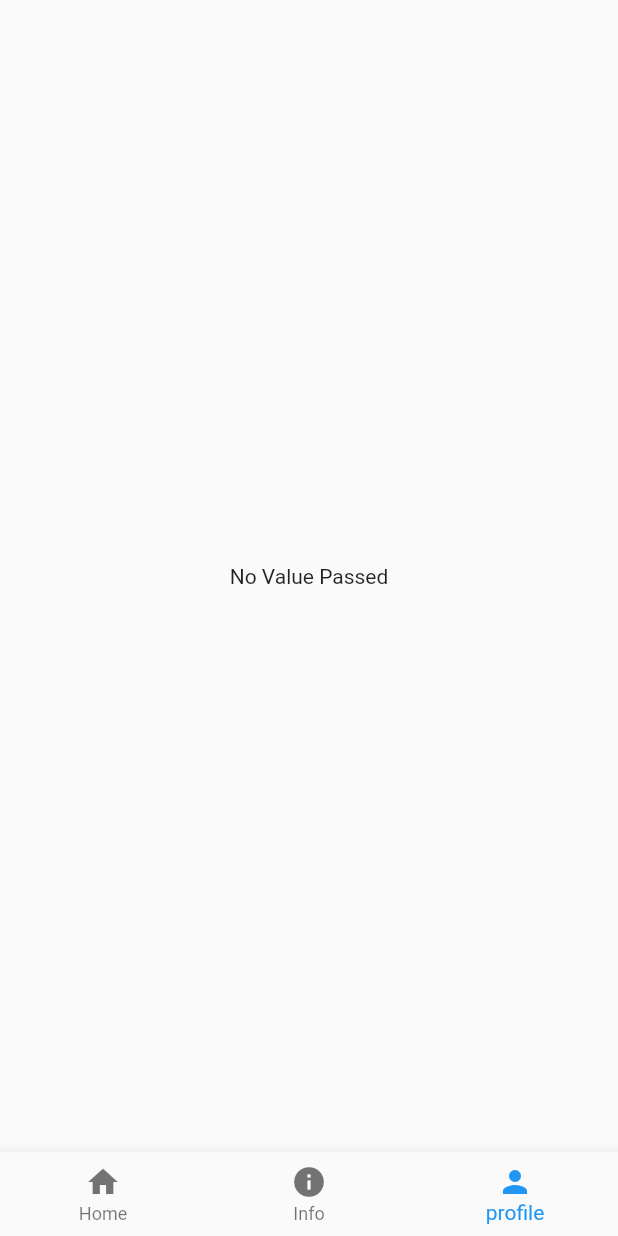
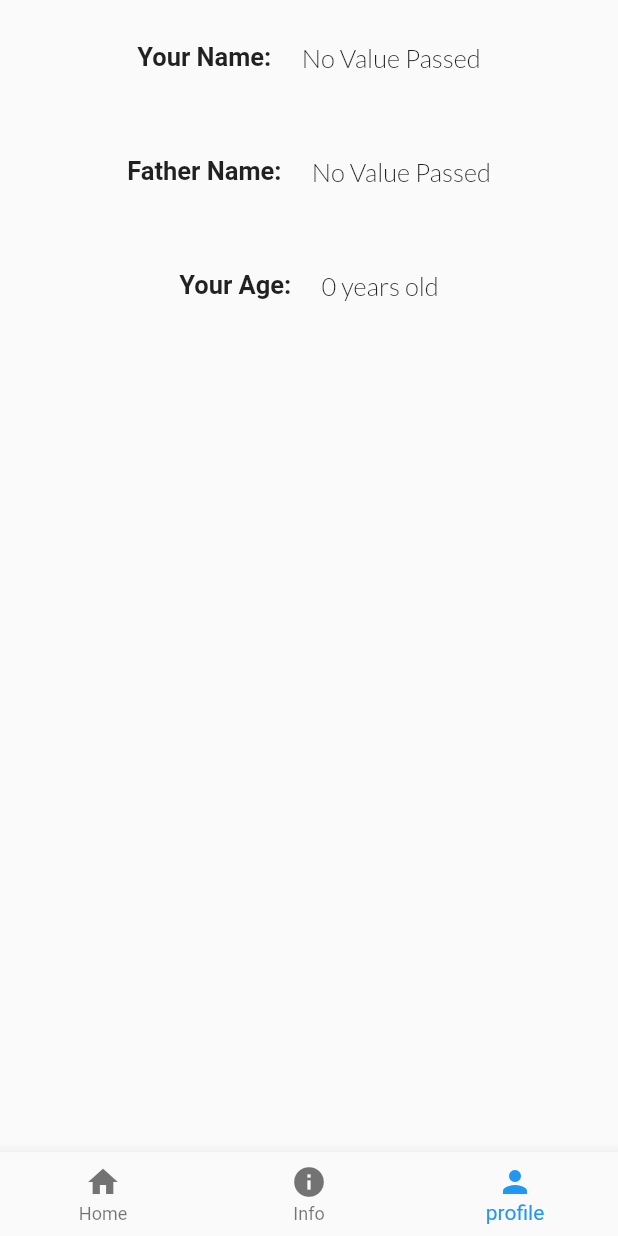
Before and after one commit to BabarShamsi-mset/The-Flutter-Way, a Flutter app: the screen it shows after launch, item 3 of the bottom bar chosen, on a phone screen of 412 x 824 dp. Run offline on Flutter 3.47's test engine with Material 2 defaults, Android fonts, the phone set to English and light mode, and no system bars; our stand-ins replace google_fonts; missing offline and left inert: dart:js; Roboto replaces fonts that are missing (Cairo).

Commit message:
* Decorations applied on Text Widgets * Added more parameters * Code refactored

```diff
--- a/lib/components/screen_data.dart
+++ b/lib/components/screen_data.dart
@@ -7,5 +7,5 @@ class ScreenData extends ScreenArguments {
   String fatherName = "";
   int age = 0;
 
-  ScreenData({required this.name, fatherName, age});
+  ScreenData({required this.name, required this.fatherName, required this.age});
 }
--- a/lib/main.dart
+++ b/lib/main.dart
@@ -2,8 +2,8 @@ import 'package:flutter/material.dart';
 import 'package:grocery_app/model/cart_model.dart';
 import 'package:grocery_app/pages/intro_page.dart';
 import 'package:grocery_app/routes/routes_names.dart';
-import 'package:grocery_app/screens/first_screen.dart';
-import 'package:grocery_app/screens/second_screen.dart';
+import 'package:grocery_app/screens/info_collector_screen.dart';
+import 'package:grocery_app/screens/profile_view_screen.dart';
 import 'package:provider/provider.dart';
 
 void main() {
@@ -21,8 +21,8 @@ class _GroceryAppState extends State<GroceryApp> {
   int myIndex = 0;
   List<Widget> widgetList = [
     IntroPage(),
-    FirstScreen(screenArguments: null),
-     SecondScreen(screenArguments: null)
+    InfoCollector(screenArguments: null),
+     ViewProfile(screenArguments: null)
   ];
   @override
   Widget build(BuildContext context) {
@@ -30,8 +30,8 @@ class _GroceryAppState extends State<GroceryApp> {
       child: MaterialApp(
         initialRoute: '/',
         routes: {
-          Routes.editProfile: (context) => FirstScreen(screenArguments: null),
-          Routes.viewProfile: (context) => SecondScreen(screenArguments: null),
+          Routes.editProfile: (context) => InfoCollector(screenArguments: null),
+          Routes.viewProfile: (context) => ViewProfile(screenArguments: null),
         },
         debugShowCheckedModeBanner: false,
       home: Scaffold(
--- /dev/null
+++ b/lib/screens/profile_view_screen.dart
@@ -0,0 +1,119 @@
+
+
+import 'package:flutter/cupertino.dart';
+import 'package:flutter/material.dart';
+import 'package:google_fonts/google_fonts.dart';
+import 'package:grocery_app/components/screen_data.dart';
+import 'package:grocery_app/routes/page_route.dart';
+
+class ViewProfile extends ScreenRoutesStateless<ScreenData> {
+
+  final ScreenData? screenArguments;
+
+  ViewProfile({required this.screenArguments}) : super
+      (screenArguments: screenArguments);
+
+
+  @override
+  Widget build(BuildContext context) {
+
+    final args = ModalRoute.of(context)!.settings.arguments as ScreenData?;
+    String name, fatherName;
+    int age;
+    if(args ==  null) {
+      name = "No Value Passed";
+      fatherName = "No Value Passed";
+      age = 0;
+    }
+    else {
+      name = args.name;
+      fatherName = args.fatherName;
+      age = args.age;
+    }
+
+    // TODO: implement build
+    return Scaffold(
+      body: Center(
+        child: Column(
+          children: [
+            Padding(
+              padding: const EdgeInsets.all(20.0),
+              child: Row(
+          mainAxisAlignment: MainAxisAlignment.center,
+          crossAxisAlignment: CrossAxisAlignment.center,
+                children:<Widget> [
+        Padding(
+          padding: const EdgeInsets.all(8.0),
+          child: Text ("Your Name: ", style: GoogleFonts.cairo(fontSize: 17,
+              fontWeight:
+          FontWeight.bold),),
+        ),
+          Padding(
+              padding: const EdgeInsets.all(8.0),
+              child: Text (name, style: GoogleFonts.lato(fontSize: 17,
+                  fontWeight:
+                  FontWeight.w300),),
+          ),
+                ],
+              ),
+            ),
+
+            // const Spacer(),
+
+            Padding(
+              padding: const EdgeInsets.all(20.0),
+              child: Row(
+                mainAxisAlignment: MainAxisAlignment.center,
+                crossAxisAlignment: CrossAxisAlignment.center,
+                children:<Widget> [
+                  Padding(
+                    padding: const EdgeInsets.all(8.0),
+                    child: Text ("Father Name: ", style: GoogleFonts.cairo(fontSize: 17,
+                        fontWeight:
+              FontWeight.bold),),
+                  ),
+                  Padding(
+                    padding: const EdgeInsets.all(8.0),
+                    child: Text (fatherName, style: GoogleFonts.lato(fontSize: 17,
+                        fontWeight:
+                        FontWeight.w300),),
+                  ),
+        ],
+              ),
+            ),
+    // const Spacer(),
+
+            Padding(
+              padding: const EdgeInsets.all(20.0),
+              child: Row(
+                mainAxisAlignment: MainAxisAlignment.center,
+                crossAxisAlignment: CrossAxisAlignment.center,
+                children:<Widget> [
+                  Padding(
+                    padding: const EdgeInsets.all(8.0),
+                    child: Text ("Your Age: ", style: GoogleFonts.cairo(fontSize: 17,
+                        fontWeight:
+                    FontWeight.bold),),
+                  ),
+                  Padding(
+                    padding: const EdgeInsets.all(8.0),
+                    child: Text ("$age years old", style: GoogleFonts.lato(fontSize: 17,
+                        fontWeight:
+                        FontWeight.w300),),
+                  ),
+                ],
+              ),
+            ),
+
+
+          ],
+
+        ),
+      ),
+    );
+  }
+
+//    body: ElevatedButton( child: Text("Go Back"), onPressed: () => Navigator
+//           .popAndPushNamed(context, '/one'),
+
+}
--- a/lib/screens/second_screen.dart
+++ /dev/null
@@ -1,40 +0,0 @@
-
-
-import 'package:flutter/cupertino.dart';
-import 'package:flutter/material.dart';
-import 'package:grocery_app/components/screen_data.dart';
-import 'package:grocery_app/routes/page_route.dart';
-
-class SecondScreen extends ScreenRoutesStateless<ScreenData> {
-
-  final ScreenData? screenArguments;
-
-  SecondScreen({required this.screenArguments}) : super
-      (screenArguments: screenArguments);
-
-
-  @override
-  Widget build(BuildContext context) {
-
-    final args = ModalRoute.of(context)!.settings.arguments as ScreenData?;
-    String name;
-    if(args ==  null) {
-      name = "No Value Passed";
-    }
-    else {
-      name = args.name;
-    }
-
-    // TODO: implement build
-    return Scaffold(
-
-      body: Center(
-        child: Text (name),
-      ),
-    );
-  }
-
-//    body: ElevatedButton( child: Text("Go Back"), onPressed: () => Navigator
-//           .popAndPushNamed(context, '/one'),
-
-}
```
Also changed, not shown: lib/routes/routes_names.dart (+5 -4 lines), lib/screens/first_screen.dart (deleted, +0 -67 lines), lib/screens/info_collector_screen.dart (added, +89 -0 lines).
